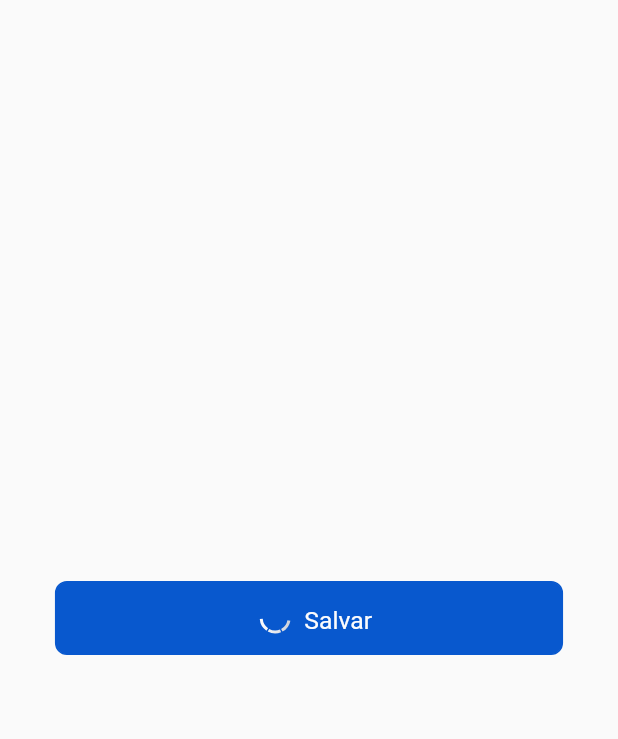
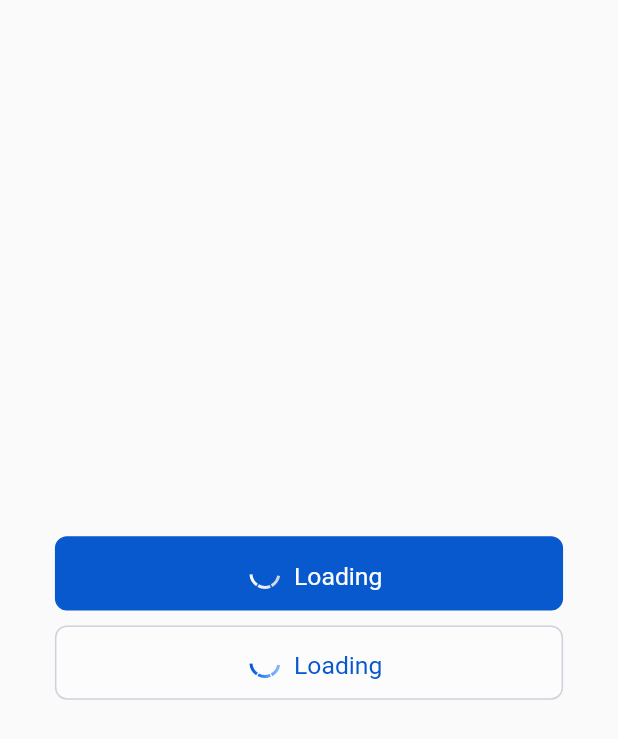
Before and after one commit to Matteuus/ion_mobile, a Flutter app: the screen it shows after launch, after a tap on "Salvar", on a phone screen of 412 x 824 dp. Shown: the top 739 px of the screen. Run offline on Flutter 3.47's test engine with Material 2 defaults, Android fonts, the phone set to English and light mode, and no system bars; our stand-ins replace animate_do, flutter_screenutil, flutter_svg, mobx; missing offline and left inert: widgetbook; generated files the repository leaves out were written again; Roboto replaces fonts that are missing (Source Sans Pro).

Commit message:
[ION-001] Criação de secundaryButtons

```diff
--- a/example/lib/main.dart
+++ b/example/lib/main.dart
@@ -1,5 +1,7 @@
 import 'package:flutter/material.dart';
 import 'package:flutter_screenutil/flutter_screenutil.dart';
+import 'package:flutter_svg/flutter_svg.dart';
+import 'package:ion_mobile/design/iconography/ion_icons.dart';
 import 'package:ion_mobile/ion_mobile.dart';
 import 'package:widgetbook/widgetbook.dart';
 
@@ -36,6 +38,24 @@ class _HomeState extends State<Home> {
           mainAxisAlignment: MainAxisAlignment.center,
           children: [
             IonButtonPrimary(
+              icon: SvgPicture.asset(
+                IonIcons.localization,
+                color: Colors.red,
+                height: 20,
+              ),
+              text: "Salvar",
+              height: 48.h,
+              width: 296.w,
+              isLoading: isLoading,
+              onTap: () => setState(() {
+                isLoading = !isLoading;
+              }),
+            ),
+            const SizedBox(
+              height: 10,
+            ),
+            IonButtonSecundary(
+              icon: SvgPicture.asset('assets/icons/localization.svg'),
               text: "Salvar",
               height: 48.h,
               width: 296.w,
--- a/example/pubspec.yaml
+++ b/example/pubspec.yaml
@@ -32,6 +32,7 @@ dependencies:
   ion_mobile:
     path: ../
   flutterbook:
+  flutter_svg:
 
 
   # The following adds the Cupertino Icons font to your application.
@@ -39,6 +40,7 @@ dependencies:
   cupertino_icons: ^1.0.2
   widgetbook: ^2.4.1
   flutter_screenutil: ^5.5.3+2
+
 
 dev_dependencies:
   flutter_test:
@@ -63,8 +65,8 @@ flutter:
   uses-material-design: true
 
   # To add assets to your application, add an assets section, like this:
-  # assets:
-  #   - assets/animations/
+  assets:
+    - assets/icons/
   #   - images/a_dot_ham.jpeg
 
   # An image asset can refer to one or more resolution-specific "variants", see
--- /dev/null
+++ b/lib/design/iconography/ion_icons.dart
@@ -0,0 +1,4 @@
+class IonIcons {
+  static const String localization = 'assets/icons/localization.svg';
+  static const String clip = 'assets/icons/clip.svg';
+}
--- a/lib/widgets/button.dart
+++ b/lib/widgets/button.dart
@@ -1,6 +1,7 @@
 import 'package:animate_do/animate_do.dart';
 import 'package:flutter/material.dart';
 import 'package:flutter_screenutil/flutter_screenutil.dart';
+import 'package:flutter_svg/flutter_svg.dart';
 import 'package:ion_mobile/design/colors.dart';
 import 'package:ion_mobile/design/typography.dart';
 import 'package:ion_mobile/widgets/circular_loading.dart';
@@ -12,13 +13,16 @@ abstract class IonButton extends StatelessWidget {
   void Function(bool) onHover = (bool isHover) {};
   void Function(TapUpDetails) onTapUp = (TapUpDetails details) {};
   void Function(TapDownDetails) onTapDown = (TapDownDetails details) {};
+  SvgPicture? icon;
   final bool disabled;
+  final List<Color> gradientColors;
   bool isLoading = false;
   final IonBodyColor ionBodyColor;
   Color color;
-  final Color borderColor;
+  Color borderColor;
   final double width;
   final double height;
+
   IonButton({
     Key? key,
     required this.text,
@@ -27,7 +31,14 @@ abstract class IonButton extends StatelessWidget {
     required this.width,
     required this.height,
     required this.borderColor,
+    this.icon,
     this.disabled = false,
+    this.gradientColors = const [
+      IonMainColors.neutral1,
+      IonMainColors.neutral2,
+      IonMainColors.neutral3,
+      IonMainColors.neutral4,
+    ],
     required this.isLoading,
     required this.ionBodyColor,
   }) : super(key: key);
@@ -72,21 +83,21 @@ abstract class IonButton extends StatelessWidget {
             child: Row(
               mainAxisAlignment: MainAxisAlignment.center,
               children: [
+                // SvgPicture.asset(
+                //   'assets/icons/clip.svg',
+                //   color: Colors.red,
+                //   height: 20,
+                //   width: 20,
+                // ),
                 Visibility(
                   visible: isLoading,
                   child: FadeInRight(
                     child: Row(
                       children: [
                         IonCircularLoading(
-                          radius: 10.r,
-                          strokeWidth: 2,
-                          gradientColors: const [
-                            IonMainColors.neutral1,
-                            IonMainColors.neutral2,
-                            IonMainColors.neutral3,
-                            IonMainColors.neutral4,
-                          ],
-                        ),
+                            radius: 10.r,
+                            strokeWidth: 2,
+                            gradientColors: gradientColors),
                         //SizedBox(width: 8.w),
                       ],
                     ),
@@ -100,7 +111,7 @@ abstract class IonButton extends StatelessWidget {
                   ),
                   duration: const Duration(milliseconds: 500),
                   child: Text(
-                    text,
+                    isLoading ? 'Loading' : text,
                     style: IonTextStyleBody(
                       ionFontWeight: IonFontWeight.regular,
                       ionFontStyle: IonFontStyle.normal,
@@ -123,6 +134,8 @@ class IonButtonPrimary extends IonButton {
       {Key? key,
       required String text,
       required void Function() onTap,
+      super.disabled,
+      super.icon,
       required super.height,
       required super.width,
       required super.isLoading})
@@ -162,20 +175,55 @@ class IonButtonPrimary extends IonButton {
       };
 }
 
-// class IonButtonSecondary extends IonButton {
-//   const IonButtonSecondary({
-//     Key? key,
-//     required String text,
-//     required void Function() onTap,
-//     required IonTextStyle textStyle,
-//     required super.height,
-//     required super.width,
-//   }) : super(
-//           key: key,
-//           text: text,
-//           onTap: onTap,
-//           color: Colors.transparent,
-//           borderColor: IonMainColors.primary6,
-//           textStyle: textStyle,
-//         );
-// }
+class IonButtonSecundary extends IonButton {
+  IonButtonSecundary(
+      {Key? key,
+      required String text,
+      required void Function() onTap,
+      super.icon,
+      super.disabled,
+      required super.height,
+      required super.width,
+      required super.isLoading})
+      : super(
+          key: key,
+          text: text,
+          onTap: onTap,
+          color: IonMainColors.neutral1,
+          borderColor: IonMainColors.neutral4,
+          ionBodyColor: IonBodyColor.primary6,
+          gradientColors: const [
+            IonMainColors.primary6,
+            IonMainColors.primary5,
+            IonMainColors.primary4,
+            IonMainColors.primary3,
+          ],
+        );
+
+  // corrigir o onTapUp que deveria mudar a cor porem nao esta alterando pois e usado o setState e ele reconstroi o componente e consequentemente chama o construtor
+
+  @override
+  void Function(bool hover) get onHover => (hover) {
+        if (hover) {
+          color = IonMainColors.primary1;
+        } else {
+          color = IonMainColors.neutral1;
+        }
+      };
+
+  @override
+  void Function() get onTapCancel => () {
+        color = IonMainColors.primary6;
+      };
+
+  @override
+  void Function(TapUpDetails details) get onTapUp => (details) {
+        color = IonMainColors.primary6;
+      };
+
+  @override
+  void Function(TapDownDetails details) get onTapDown => (details) {
+        color = IonMainColors.primary2;
+        borderColor = IonMainColors.primary5;
+      };
+}
--- a/pubspec.yaml
+++ b/pubspec.yaml
@@ -14,6 +14,8 @@ dependencies:
   flutter_mobx: ^2.0.6+1
   flutter_screenutil: ^5.5.3+2
   mobx: ^2.0.7+5
+  flutter_svg: ^1.1.5
+
 
 dev_dependencies:
   flutter_test:
@@ -27,8 +29,8 @@ dev_dependencies:
 flutter:
 
   # To add assets to your package, add an assets section, like this:
-  # assets:
-  #   - assets/animations/
+  assets:
+    - assets/icons/
     # - images/a_dot_ham.jpeg
   #
   # For details regarding assets in packages, see
```
Also changed, not shown: assets/icons/localization.svg (added), example/assets/icons/localization.svg (added), example/pubspec.lock.
